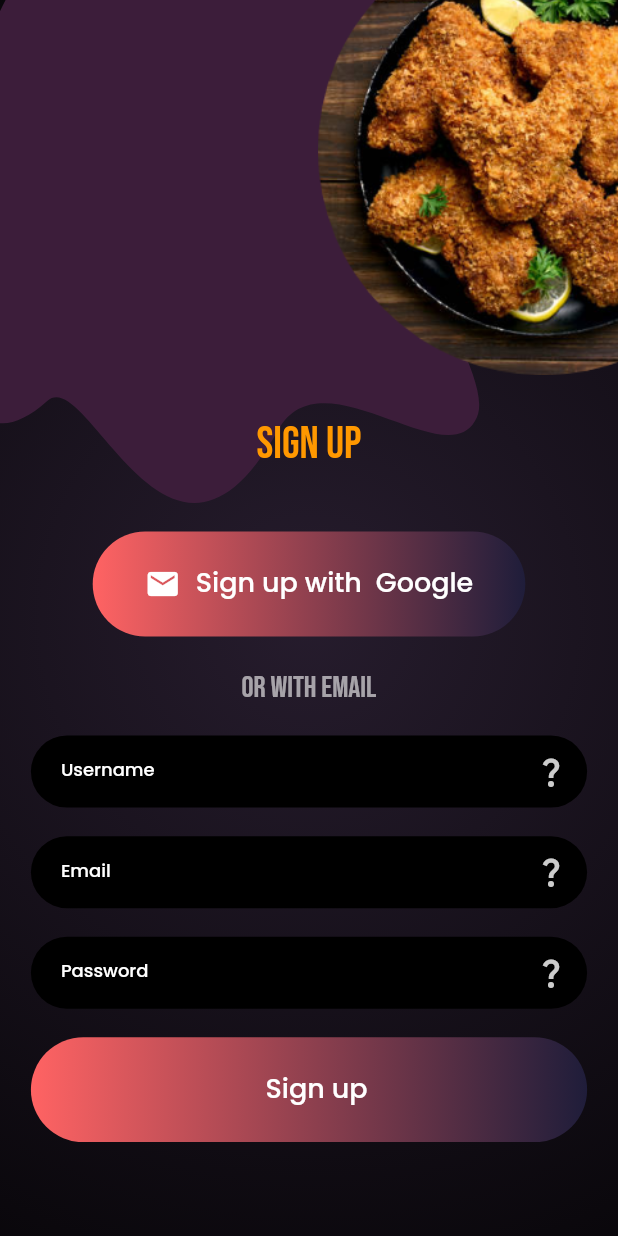
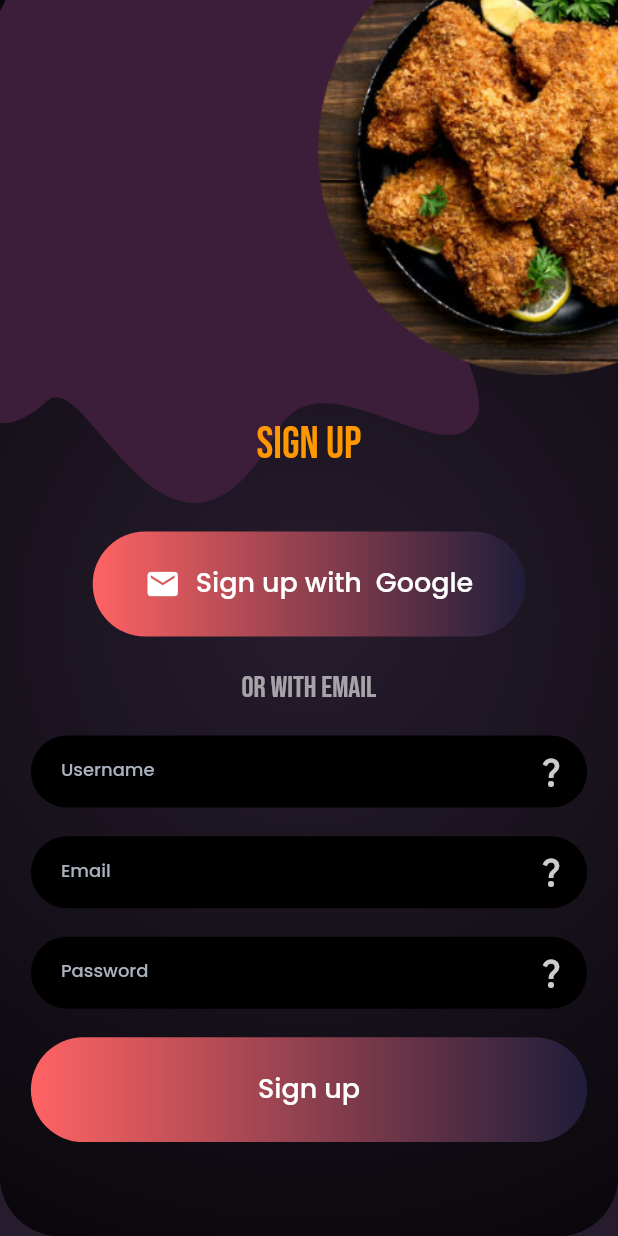
Before and after one commit to Thepilli/foda_application, a Flutter app: the screen it shows after launch, after a tap on "Sign Up", on a phone screen of 412 x 824 dp. Run offline on Flutter 3.47's test engine with Material 2 defaults, Android fonts, the phone set to English and light mode, and no system bars; our stand-ins replace cloud_firestore, either_dart, equatable, firebase_auth, firebase_core, flutter_screenutil and 6 more; accounts and stored records are empty.

Commit message:
cart nav bar done

```diff
--- a/lib/app.dart
+++ b/lib/app.dart
@@ -27,7 +27,11 @@ class FodaApp extends StatelessWidget {
               ChangeNotifierProvider(create: (context) => AuthenticationState()),
               ChangeNotifierProvider(create: (context) => OverviewState()),
               ChangeNotifierProvider(create: (context) => CartState()),
-              ChangeNotifierProvider(create: (context) => CheckoutState()),
+              ChangeNotifierProvider(create: (context) => CartState()),
+              ChangeNotifierProvider(
+                create: (_) => CheckoutState(),
+                lazy: true,
+              )
             ],
             child: MaterialApp(
               debugShowCheckedModeBanner: false,
--- a/lib/core/components/foda_button.dart
+++ b/lib/core/components/foda_button.dart
@@ -8,6 +8,7 @@ enum CircleState { pressed, notPressed }
 class FodaButton extends StatefulWidget {
   final String label;
   final double? width;
+  final double? height;
   final TextStyle? labelStyle;
   final ButtonState state;
   final Widget? prefixIcon;
@@ -24,6 +25,7 @@ class FodaButton extends StatefulWidget {
     required this.onTap,
     this.color = Colors.transparent,
     this.width = 200,
+    this.height = AppTheme.buttonHeight,
   });
 
   @override
@@ -37,7 +39,7 @@ class _FodaButtonState extends State<FodaButton> {
         onTap: widget.onTap,
         child: Container(
             width: widget.width,
-            height: AppTheme.buttonHeight,
+            height: widget.height,
             decoration: BoxDecoration(
               borderRadius: BorderRadius.circular(AppTheme.fullyRounded),
               gradient: LinearGradient(
@@ -49,7 +51,7 @@ class _FodaButtonState extends State<FodaButton> {
                     mainAxisAlignment: MainAxisAlignment.center,
                     children: [
                       widget.prefixIcon == null ? Container() : widget.prefixIcon!,
-                      const SizedBox(width: 10),
+                      widget.prefixIcon == null ? Container() : const SizedBox(width: 10),
                       Text(
                         widget.label,
                         style: widget.labelStyle ?? Theme.of(context).textTheme.labelLarge,
--- a/lib/core/themes/app_theme.dart
+++ b/lib/core/themes/app_theme.dart
@@ -48,16 +48,17 @@ class AppTheme {
     displayLarge: appstyle(30, AppColors.orange, FontWeight.w400),
     displayMedium: appstyle(27, AppColors.txtLight, FontWeight.w400),
     displaySmall: appstyle(21, AppColors.txtLight, FontWeight.w600),
-    headlineMedium: appstyleNormal(20, AppColors.txtLight, FontWeight.w400),
+    headlineMedium: appstyleNormal(20, AppColors.orange, FontWeight.w400),
     headlineSmall: appstyleNormal(18, AppColors.txtLight, FontWeight.w600),
     titleLarge: appstyleNormal(17, AppColors.txtLight, FontWeight.w400),
     titleMedium: appstyleNormal(15, AppColors.txtLight, FontWeight.w500),
     titleSmall: appstyleNormal(11, AppColors.txtLight, FontWeight.w500),
     bodyLarge: appstyleNormal(13, AppColors.txtLight, FontWeight.w500),
-    bodyMedium: appstyleNormal(12, AppColors.txtLight, FontWeight.w500),
+    bodyMedium: appstyleNormal(12, AppColors.grey, FontWeight.w500),
     bodySmall: appstyleNormal(11, AppColors.txtLight, FontWeight.w400),
     labelLarge: appstyleNormal(18, AppColors.txtLight, FontWeight.w500),
-    labelSmall: appstyleNormal(8, AppColors.txtLight, FontWeight.w400),
+    labelMedium: appstyleNormal(13, AppColors.orange, FontWeight.w500),
+    labelSmall: appstyleNormal(10, AppColors.txtDark, FontWeight.w400),
   );
 
   static ThemeData theme = ThemeData(
@@ -70,7 +71,7 @@ class AppTheme {
       splashRadius: 24,
     ),
     iconTheme: const IconThemeData(color: AppColors.grey),
-    splashColor: AppColors.red.withOpacity(.4),
+    splashColor: AppColors.navBarColor,
     inputDecorationTheme: InputDecorationTheme(
       fillColor: AppColors.blackColor,
       filled: true,
--- a/lib/presentation/pages/cart_page/cart_page.dart
+++ b/lib/presentation/pages/cart_page/cart_page.dart
@@ -31,7 +31,7 @@ class CartPage extends StatelessWidget {
             Text('Total', style: Theme.of(context).textTheme.displayLarge),
             Text(state.cart.length > 1 ? '${state.cart.length} items' : '${state.cart.length} item',
                 style: Theme.of(context).textTheme.displaySmall),
-            Text('\$${state.getTotalAmount.toDouble()}', style: Theme.of(context).textTheme.displayLarge),
+            Text('\$${state.getTotalAmount.toDouble()}', style: Theme.of(context).textTheme.headlineMedium),
           ],
         ),
         FodaButton(
--- a/lib/services/navigation_service.dart
+++ b/lib/services/navigation_service.dart
@@ -2,14 +2,17 @@
 
 import 'package:flutter/material.dart';
 import 'package:foda/core/constants/route_path.dart';
+import 'package:foda/models/food.dart';
 import 'package:foda/presentation/pages/authentication_page/authentication_page.dart';
 import 'package:foda/presentation/pages/cart_page/cart_page.dart';
 import 'package:foda/presentation/pages/checkout_page/checkout_page.dart';
+import 'package:foda/presentation/pages/food_detail_page/food_detail_page.dart';
 import 'package:foda/presentation/pages/onboarding_page/onboarding_page.dart';
 import 'package:foda/presentation/pages/overview_page/overview_page.dart';
 import 'package:foda/repositories/user_repository.dart';
+import 'package:foda/services/get_it.dart';
 
-import 'get_it.dart';
+enum NavBarType { tabNavigator, cart }
 
 class NavigationService {
   GlobalKey<NavigatorState> navigatorKey = GlobalKey<NavigatorState>();
@@ -17,14 +20,18 @@ class NavigationService {
 
   ValueNotifier<int> currentIndexNotifier = ValueNotifier<int>(0);
   ValueNotifier<bool> showNavBar = ValueNotifier<bool>(false);
+  ValueNotifier<NavBarType> showNavBarType = ValueNotifier<NavBarType>(NavBarType.tabNavigator);
 
   List<String> pathToCloseNavBar = [
     authPath,
     welcomePath,
+    cartPath,
   ];
 
-  void setNavBar(bool value) {
+  void setNavBar(bool value, [NavBarType navBarType = NavBarType.tabNavigator]) {
     showNavBar.value = value;
+    showNavBarType.value = navBarType;
+
     showNavBar.notifyListeners();
   }
 
@@ -55,6 +62,14 @@ class NavigationService {
         return navigateToMaterialPageRoute(settings, const CartPage());
       case checkoutPath:
         return navigateToMaterialPageRoute(settings, const CheckoutPage());
+      case foodDetailPath:
+        final food = settings.arguments as Food?;
+
+        return navigateToMaterialPageRoute(
+            settings,
+            FoodDetailViewWidget(
+              food: food!,
+            ));
     }
 
     return null;
@@ -69,19 +84,9 @@ class NavigationService {
       allowSnapshotting: allowSnapshotting,
       settings: settings,
       transitionsBuilder: (c, anim, a2, child) => FadeTransition(opacity: anim, child: child),
-      transitionDuration: const Duration(milliseconds: 300),
+      transitionDuration: const Duration(milliseconds: 500),
     );
   }
-
-  // MaterialPageRoute _navigateToModelPageRoute(RouteSettings settings, Widget child,
-  //     {bool maintainState = true, bool fullscreenDialog = false}) {
-  //   return MaterialWithModalsPageRoute(
-  //     settings: settings,
-  //     maintainState: maintainState,
-  //     fullscreenDialog: fullscreenDialog,
-  //     builder: (_) => child,
-  //   );
-  // }
 }
 
 class TabNavigationObservers extends RouteObserver<PageRoute<dynamic>> {
@@ -112,7 +117,7 @@ class TabNavigationObservers extends RouteObserver<PageRoute<dynamic>> {
     if (containRoutePath) {
       navigationService.setNavBar(false);
     } else {
-      navigationService.setNavBar(true);
+      navigationService.setNavBar(true, route.settings.name == foodDetailPath ? NavBarType.cart : NavBarType.tabNavigator);
     }
 
     super.didPush(route, previousRoute);
--- a/lib/wrapper.dart
+++ b/lib/wrapper.dart
@@ -1,4 +1,5 @@
 import 'package:flutter/material.dart';
+import 'package:foda/core/components/app_cart_nav_bar.dart';
 import 'package:foda/core/components/app_nav_bar.dart';
 import 'package:foda/core/themes/app_theme.dart';
 import 'package:foda/services/get_it.dart';
@@ -12,24 +13,45 @@ class Wrapper extends StatelessWidget {
   @override
   Widget build(BuildContext context) {
     final navigationService = locate<NavigationService>();
-    return Scaffold(
+    return WillPopScope(
+      onWillPop: () async => false,
+      child: Scaffold(
         bottomNavigationBar: ValueListenableBuilder<bool>(
           valueListenable: navigationService.showNavBar,
           builder: (context, show, _) {
             if (!show) return const SizedBox.shrink();
             return Container(
+              height: 100,
               padding: const EdgeInsets.only(top: AppTheme.elementSpacing / 3),
               color: AppColors.navBarColor,
-            child: AppBottomNavigationBar(navigationService: navigationService),
+              child: ValueListenableBuilder<NavBarType>(
+                valueListenable: navigationService.showNavBarType,
+                builder: (context, type, child) {
+                  if (type == NavBarType.cart) {
+                    return const CartBottomNavigationBar();
+                  }
+                  return AppBottomNavigationBar(navigationService: navigationService);
+                },
+              ),
             );
           },
         ),
-      body: Navigator(
+        body: Container(
+          color: AppColors.navBarColor,
+          child: ClipRRect(
+            borderRadius: const BorderRadius.only(
+              bottomLeft: Radius.circular(40),
+              bottomRight: Radius.circular(40),
+            ),
+            child: Navigator(
               key: navigationService.navigatorKey,
               onGenerateRoute: navigationService.onGeneratedRoute,
               observers: [TabNavigationObservers()],
               initialRoute: navigationService.determineHomePath(),
             ),
+          ),
+        ),
+      ),
     );
   }
 }
```
Also changed, not shown: lib/core/components/app_cart_nav_bar.dart (added, +52 -0 lines), lib/core/components/app_cart_nav_bar_card.dart (added, +55 -0 lines), lib/presentation/pages/cart_page/widgets/order_card.dart (+6 -4 lines), lib/presentation/pages/checkout_page/checkout_state.dart (+5 -3 lines), lib/presentation/pages/food_detail_page/food_detail_page.dart (added, +49 -0 lines), lib/presentation/pages/food_detail_page/food_detail_state.dart (added, +30 -0 lines), lib/presentation/pages/food_detail_page/widgets/counter_button.dart (added, +56 -0 lines), lib/presentation/pages/food_detail_page/widgets/food_details.dart (added, +61 -0 lines), lib/presentation/pages/food_detail_page/widgets/image_with_controls.dart (added, +61 -0 lines), lib/presentation/pages/food_detail_page/widgets/my_app_bar.dart (added, +60 -0 lines), lib/presentation/pages/home_page/home_page.dart (+38 -6 lines), lib/presentation/pages/home_page/widgets/food_card.dart (+15 -11 lines), lib/presentation/pages/overview_page/overview_state.dart (+14 -2 lines). Lines whose indentation alone changed are shown as unchanged.
